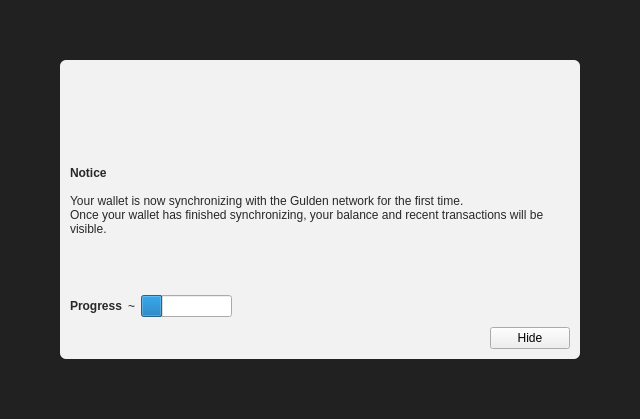
First picture: the form in src/qt/forms/syncoverlay.ui, repository frozenflux3/munt-official, before the edit.
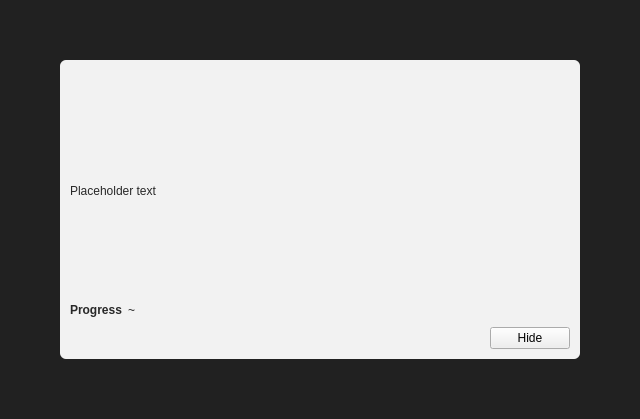
Second picture: the form after the edit. Custom widgets are drawn as their Qt base class.

Commit message: Use an overlay similar to sync one for warning messages.

Patch:
```diff
--- a/src/qt/forms/syncoverlay.ui
+++ b/src/qt/forms/syncoverlay.ui
@@ -86,7 +86,7 @@
              <item>
               <widget class="QLabel" name="infoText">
                <property name="text">
-                <string>&lt;br/&gt;&lt;br/&gt;&lt;b&gt;Notice&lt;/b&gt;&lt;br/&gt;&lt;br/&gt;Your wallet is now synchronizing with the Gulden network for the first time.&lt;br/&gt;Once your wallet has finished synchronizing, your balance and recent transactions will be visible.</string>
+                <string notr="true">&lt;html&gt;&lt;head/&gt;&lt;body&gt;&lt;p&gt;Placeholder text&lt;/p&gt;&lt;/body&gt;&lt;/html&gt;</string>
                </property>
                <property name="textFormat">
                 <enum>Qt::RichText</enum>
@@ -94,6 +94,9 @@
                <property name="wordWrap">
                 <bool>true</bool>
                </property>
+               <property name="indent">
+                <number>0</number>
+               </property>
               </widget>
              </item>
             </layout>
@@ -128,7 +131,7 @@
             </widget>
            </item>
            <item row="0" column="1">
-            <layout class="QHBoxLayout" name="horizontalLayoutSync" stretch="0,1">
+            <layout class="QHBoxLayout" name="horizontalLayoutSync" stretch="0">
              <item>
               <widget class="QLabel" name="percentageProgress">
                <property name="text">
@@ -136,16 +139,6 @@
                </property>
               </widget>
              </item>
-             <item>
-              <widget class="QProgressBar" name="progressBar">
-               <property name="value">
-                <number>24</number>
-               </property>
-               <property name="format">
-                <string/>
-               </property>
-              </widget>
-             </item>
             </layout>
            </item>
           </layout>
```
Left out of the diff: 3 changed lines with no effect on the pictures. The commit also changes 9 other files.
